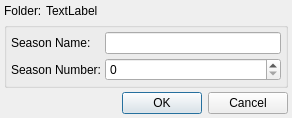
First picture: the form in src/trunk/ui/ui_ChangeSeason.ui, repository rexMingla/my-renamer, before the edit.
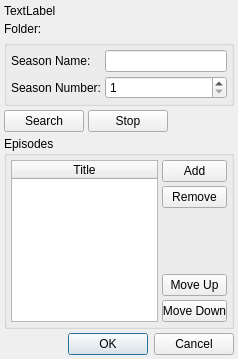
Second picture: the form after the edit.

Commit message: part way towards interactive season edit string battle seems to have been resolved added column sort for movie view removed dodgy catch all exception which uncovered some crashing of threads

What changed in the file:
```diff
--- a/src/trunk/ui/ui_ChangeSeason.ui
+++ b/src/trunk/ui/ui_ChangeSeason.ui
@@ -6,43 +6,49 @@
    <rect>
     <x>0</x>
     <y>0</y>
-    <width>292</width>
-    <height>106</height>
+    <width>238</width>
+    <height>359</height>
    </rect>
   </property>
   <property name="windowTitle">
    <string>Change Season</string>
   </property>
-  <layout class="QFormLayout" name="formLayout_2">
-   <property name="horizontalSpacing">
-    <number>4</number>
-   </property>
-   <property name="verticalSpacing">
+  <layout class="QVBoxLayout" name="verticalLayout_2">
+   <property name="spacing">
     <number>4</number>
    </property>
    <property name="margin">
     <number>4</number>
    </property>
-   <item row="0" column="0">
+   <item>
+    <widget class="QLabel" name="folderLabel">
+     <property name="text">
+      <string>TextLabel</string>
+     </property>
+    </widget>
+   </item>
+   <item>
     <widget class="QLabel" name="label">
+     <property name="sizePolicy">
+      <sizepolicy hsizetype="Maximum" vsizetype="Preferred">
+       <horstretch>0</horstretch>
+       <verstretch>0</verstretch>
+      </sizepolicy>
+     </property>
      <property name="text">
       <string>Folder:</string>
      </property>
     </widget>
    </item>
-   <item row="0" column="1">
-    <widget class="QLabel" name="folderLabel_">
-     <property name="text">
-      <string>TextLabel</string>
-     </property>
-    </widget>
-   </item>
-   <item row="1" column="0" colspan="2">
+   <item>
     <widget class="QGroupBox" name="groupBox">
      <property name="title">
       <string/>
      </property>
      <layout class="QFormLayout" name="formLayout">
+      <property name="fieldGrowthPolicy">
+       <enum>QFormLayout::AllNonFixedFieldsGrow</enum>
+      </property>
       <property name="horizontalSpacing">
        <number>4</number>
       </property>
@@ -70,24 +76,214 @@
        </widget>
       </item>
       <item row="1" column="1">
-       <widget class="QSpinBox" name="seasonSpin_"/>
+       <widget class="QSpinBox" name="seasonSpin">
+        <property name="minimum">
+         <number>1</number>
+        </property>
+        <property name="maximum">
+         <number>20</number>
+        </property>
+       </widget>
       </item>
      </layout>
     </widget>
    </item>
-   <item row="2" column="0" colspan="2">
-    <widget class="QDialogButtonBox" name="buttonBox_">
-     <property name="orientation">
-      <enum>Qt::Horizontal</enum>
+   <item>
+    <layout class="QHBoxLayout" name="horizontalLayout_2">
+     <item>
+      <widget class="QPushButton" name="searchButton">
+       <property name="toolTip">
+        <string>Search TVDB database</string>
+       </property>
+       <property name="text">
+        <string>Search</string>
+       </property>
+      </widget>
+     </item>
+     <item>
+      <widget class="QPushButton" name="stopButton">
+       <property name="toolTip">
+        <string>Cancel Search</string>
+       </property>
+       <property name="text">
+        <string>Stop</string>
+       </property>
+      </widget>
+     </item>
+     <item>
+      <spacer name="horizontalSpacer_2">
+       <property name="orientation">
+        <enum>Qt::Horizontal</enum>
+       </property>
+       <property name="sizeHint" stdset="0">
+        <size>
+         <width>40</width>
+         <height>20</height>
+        </size>
+       </property>
+      </spacer>
+     </item>
+    </layout>
+   </item>
+   <item>
+    <widget class="QGroupBox" name="episodesGroupBox">
+     <property name="title">
+      <string>Episodes</string>
      </property>
-     <property name="standardButtons">
-      <set>QDialogButtonBox::Cancel|QDialogButtonBox::Ok</set>
-     </property>
-     <property name="centerButtons">
-      <bool>false</bool>
-     </property>
+     <layout class="QHBoxLayout" name="horizontalLayout_3">
+      <property name="spacing">
+       <number>4</number>
+      </property>
+      <property name="margin">
+       <number>4</number>
+      </property>
+      <item>
+       <widget class="QTableWidget" name="episodeTable">
+        <attribute name="horizontalHeaderHighlightSections">
+         <bool>false</bool>
+        </attribute>
+        <attribute name="horizontalHeaderStretchLastSection">
+         <bool>true</bool>
+        </attribute>
+        <attribute name="verticalHeaderHighlightSections">
+         <bool>false</bool>
+        </attribute>
+        <column>
+         <property name="text">
+          <string>Title</string>
+         </property>
+        </column>
+       </widget>
+      </item>
+      <item>
+       <layout class="QVBoxLayout" name="verticalLayout">
+        <property name="spacing">
+         <number>4</number>
+        </property>
+        <item>
+         <widget class="QPushButton" name="addButton">
+          <property name="minimumSize">
+           <size>
+            <width>65</width>
+            <height>0</height>
+           </size>
+          </property>
+          <property name="maximumSize">
+           <size>
+            <width>65</width>
+            <height>16777215</height>
+           </size>
+          </property>
+          <property name="text">
+           <string>Add</string>
+          </property>
+         </widget>
+        </item>
+        <item>
+         <widget class="QPushButton" name="removeButton">
+          <property name="minimumSize">
+           <size>
+            <width>65</width>
+            <height>0</height>
+           </size>
+          </property>
+          <property name="maximumSize">
+           <size>
+            <width>65</width>
+            <height>16777215</height>
+           </size>
+          </property>
+          <property name="text">
+           <string>Remove</string>
+          </property>
+         </widget>
+        </item>
+        <item>
+         <spacer name="verticalSpacer">
+          <property name="orientation">
+           <enum>Qt::Vertical</enum>
+          </property>
+          <property name="sizeHint" stdset="0">
+           <size>
+            <width>20</width>
+            <height>40</height>
+           </size>
+          </property>
+         </spacer>
+        </item>
+        <item>
+         <widget class="QPushButton" name="upButton">
+          <property name="minimumSize">
+           <size>
+            <width>65</width>
+            <height>0</height>
+           </size>
+          </property>
+          <property name="maximumSize">
+           <size>
+            <width>65</width>
+            <height>16777215</height>
+           </size>
+          </property>
+          <property name="text">
+           <string>Move Up</string>
+          </property>
+         </widget>
+        </item>
+        <item>
+         <widget class="QPushButton" name="downButton">
+          <property name="minimumSize">
+           <size>
+            <width>65</width>
+            <height>0</height>
+           </size>
+          </property>
+          <property name="maximumSize">
+           <size>
+            <width>65</width>
+            <height>16777215</height>
+           </size>
+          </property>
+          <property name="text">
+           <string>Move Down</string>
+          </property>
+         </widget>
+        </item>
+       </layout>
+      </item>
+     </layout>
     </widget>
    </item>
+   <item>
+    <layout class="QHBoxLayout" name="horizontalLayout">
+     <item>
+      <spacer name="horizontalSpacer">
+       <property name="orientation">
+        <enum>Qt::Horizontal</enum>
+       </property>
+       <property name="sizeHint" stdset="0">
+        <size>
+         <width>40</width>
+         <height>20</height>
+        </size>
+       </property>
+      </spacer>
+     </item>
+     <item>
+      <widget class="QDialogButtonBox" name="buttonBox">
+       <property name="orientation">
+        <enum>Qt::Horizontal</enum>
+       </property>
+       <property name="standardButtons">
+        <set>QDialogButtonBox::Cancel|QDialogButtonBox::Ok</set>
+       </property>
+       <property name="centerButtons">
+        <bool>false</bool>
+       </property>
+      </widget>
+     </item>
+    </layout>
+   </item>
   </layout>
  </widget>
  <resources/>
```
Left out of the diff: 6 changed lines with no effect on the pictures. The commit also changes 14 other files.
